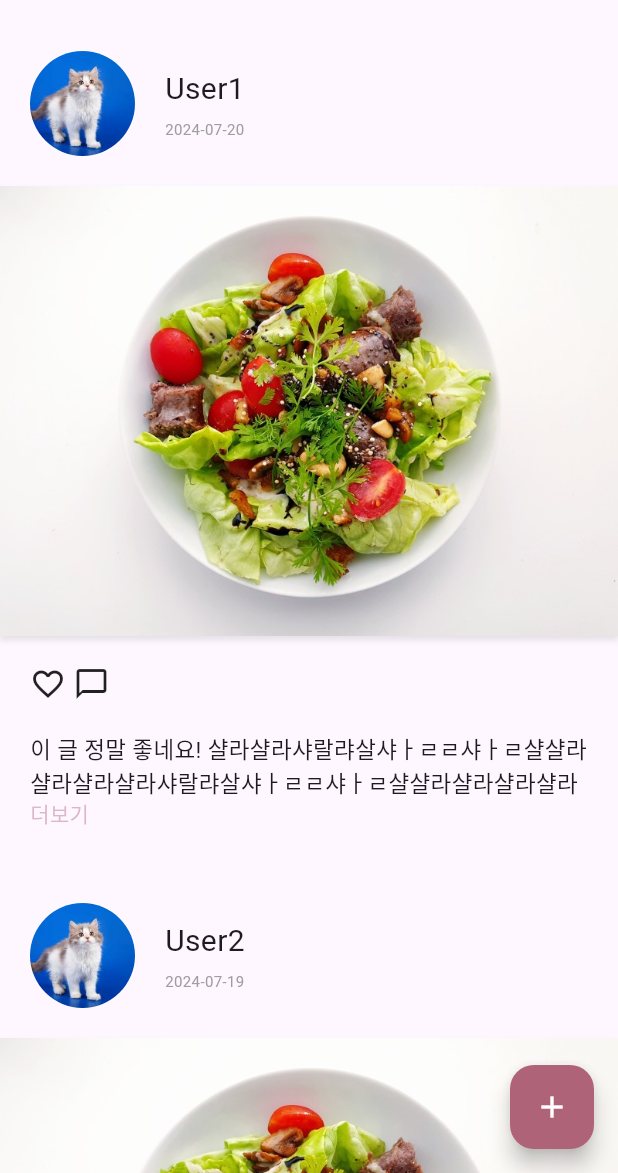
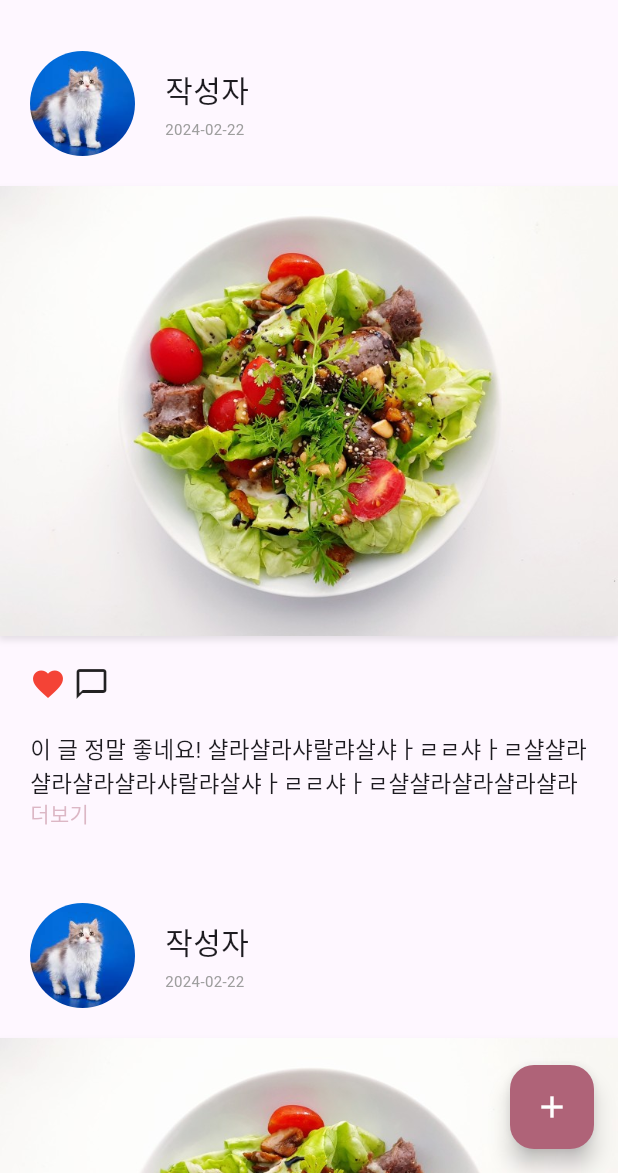
Before and after one commit to TUK-summer-session/Dasamo, a Flutter app: the CommunityPage screen opened by its route, on a phone screen of 412 x 824 dp, the part 63-1236 px from its top. Run offline on Flutter 3.47's test engine with Material 3 defaults, Android fonts, the phone set to English and light mode, and no system bars; our stand-ins replace dotted_border, flutter_svg, get, image_picker; Roboto replaces fonts that are missing (Nanum).

Commit message:
커뮤니티, 마이페이지 코드 정리, 수정

```diff
--- a/dasamo/lib/src/screens/community_page.dart
+++ b/dasamo/lib/src/screens/community_page.dart
@@ -1,4 +1,4 @@
-import 'package:dasamo/src/controllers/comments_contoller.dart';
+import 'package:dasamo/src/controllers/comments_controller.dart';
 import 'package:dasamo/src/screens/alarm_page.dart';
 import 'package:dasamo/src/widgets/modal/comment_modal.dart';
 import 'package:flutter/material.dart';
@@ -81,7 +81,7 @@
                               decoration: BoxDecoration(
                                 shape: BoxShape.circle,
                                 image: DecorationImage(
-                                  image: AssetImage(comment['profileImage']),
+                                  image: AssetImage(comment['profileImageUrl']),
                                   fit: BoxFit.cover,
                                 ),
                               ),
@@ -92,14 +92,14 @@
                                 crossAxisAlignment: CrossAxisAlignment.start,
                                 children: [
                                   Text(
-                                    comment['author'],
+                                    comment['name'],
                                     style: TextStyle(
                                       fontSize: 20,
                                     ),
                                   ),
                                   SizedBox(height: 5),
                                   Text(
-                                    comment['date'],
+                                    comment['createdAt'],
                                     style: TextStyle(
                                       fontSize: 10,
                                       color: Colors.grey,
@@ -120,7 +120,7 @@
                     width: double.infinity,
                     decoration: BoxDecoration(
                       image: DecorationImage(
-                        image: AssetImage(comment['image']),
+                        image: AssetImage(comment['imageUrl']),
                         fit: BoxFit.cover,
                       ),
                       boxShadow: [
@@ -154,7 +154,7 @@
                                 });
                                 print('heart 아이콘을 탭했습니다.');
                               },
-                              child: _favoriteTapped
+                              child: comment['isLiked']
                                   ? Icon(
                                       Icons.favorite,
                                       color: Colors.red,
@@ -205,7 +205,7 @@
                       crossAxisAlignment: CrossAxisAlignment.start,
                       children: [
                         ExpandText(
-                          text: comment['text'],
+                          text: comment['detail'],
                           style: TextStyle(
                             fontSize: 15,
                           ),
--- a/dasamo/lib/src/shared/community_data.dart
+++ b/dasamo/lib/src/shared/community_data.dart
@@ -2,26 +2,40 @@
 
 List<Map<String, dynamic>> communityData = [
   {
-    'profileImage': 'assets/images/profile.jpg',
-    'author': 'User1',
-    'date': '2024-07-20',
-    'image': 'assets/images/salad.jpg',
-    'text':
-        '이 글 정말 좋네요! 샬라샬라샤랄랴살샤ㅏㄹㄹ샤ㅏㄹ샬샬라샬라샬라샬라샤랄랴살샤ㅏㄹㄹ샤ㅏㄹ샬샬라샬라샬라샬라샤랄랴살샤ㅏㄹㄹ샤ㅏㄹ샬샬라샬라! 샬라샬라샤랄랴살샤ㅏㄹㄹ샤ㅏㄹ샬샬라샬라! 샬라샬라샤랄랴살샤ㅏㄹㄹ샤ㅏㄹ샬샬라샬라! 샬라샬라샤랄랴살샤ㅏㄹㄹ샤ㅏㄹ샬샬라샬라샬라샬라샤랄랴살샤ㅏㄹㄹ샤ㅏㄹ샬샬라샬라',
+    "memberId": 34234,
+    "name": "작성자",
+    "profileImageUrl": "assets/images/profile.jpg",
+    "communityId": 1234,
+    "imageUrl": "assets/images/salad.jpg",
+    "detail":
+        "이 글 정말 좋네요! 샬라샬라샤랄랴살샤ㅏㄹㄹ샤ㅏㄹ샬샬라샬라샬라샬라샤랄랴살샤ㅏㄹㄹ샤ㅏㄹ샬샬라샬라샬라샬라샤랄랴살샤ㅏㄹㄹ샤ㅏㄹ샬샬라샬라! 샬라샬라샤랄랴살샤ㅏㄹㄹ샤ㅏㄹ샬샬라샬라! 샬라샬라샤랄랴살샤ㅏㄹㄹ샤ㅏㄹ샬샬라샬라! 샬라샬라샤랄랴살샤ㅏㄹㄹ샤ㅏㄹ샬샬라샬라샬라샬라샤랄랴살샤ㅏㄹㄹ샤ㅏㄹ샬샬라샬라",
+    "isLiked": true,
+    "createdAt": "2024-02-22",
+    "modifiedAt": "2024-02-22"
   },
   {
-    'profileImage': 'assets/images/profile.jpg',
-    'author': 'User2',
-    'date': '2024-07-19',
-    'image': 'assets/images/salad.jpg',
-    'text': '감사합니다! 샬라샬라샤랄랴살샤ㅏㄹㄹ샤ㅏㄹ샬샬라샬라...',
+    "memberId": 34234,
+    "name": "작성자",
+    "profileImageUrl": "assets/images/profile.jpg",
+    "communityId": 1234,
+    "imageUrl": "assets/images/salad.jpg",
+    "detail":
+        "이 글 정말 좋네요! 샬라샬라샤랄랴살샤ㅏㄹㄹ샤ㅏㄹ샬샬라샬라샬라샬라샤랄랴살샤ㅏㄹㄹ샤ㅏㄹ샬샬라샬라샬라샬라샤랄랴살샤ㅏㄹㄹ샤ㅏㄹ샬샬라샬라! 샬라샬라샤랄랴살샤ㅏㄹㄹ샤ㅏㄹ샬샬라샬라! 샬라샬라샤랄랴살샤ㅏㄹㄹ샤ㅏㄹ샬샬라샬라! 샬라샬라샤랄랴살샤ㅏㄹㄹ샤ㅏㄹ샬샬라샬라샬라샬라샤랄랴살샤ㅏㄹㄹ샤ㅏㄹ샬샬라샬라",
+    "isLiked": false,
+    "createdAt": "2024-02-22",
+    "modifiedAt": "2024-02-22"
   },
   {
-    'profileImage': 'assets/images/profile.jpg',
-    'author': 'User3',
-    'date': '2024-07-18',
-    'image': 'assets/images/salad.jpg',
-    'text': '멋진 글이에요! 샬라샬라샤랄랴살샤ㅏㄹㄹ샤ㅏㄹ샬샬라샬라...',
+    "memberId": 34234,
+    "name": "작성자",
+    "profileImageUrl": "assets/images/profile.jpg",
+    "communityId": 1234,
+    "imageUrl": "assets/images/salad.jpg",
+    "detail":
+        "이 글 정말 좋네요! 샬라샬라샤랄랴살샤ㅏㄹㄹ샤ㅏㄹ샬샬라샬라샬라샬라샤랄랴살샤ㅏㄹㄹ샤ㅏㄹ샬샬라샬라샬라샬라샤랄랴살샤ㅏㄹㄹ샤ㅏㄹ샬샬라샬라! 샬라샬라샤랄랴살샤ㅏㄹㄹ샤ㅏㄹ샬샬라샬라! 샬라샬라샤랄랴살샤ㅏㄹㄹ샤ㅏㄹ샬샬라샬라! 샬라샬라샤랄랴살샤ㅏㄹㄹ샤ㅏㄹ샬샬라샬라샬라샬라샤랄랴살샤ㅏㄹㄹ샤ㅏㄹ샬샬라샬라",
+    "isLiked": false,
+    "createdAt": "2024-02-22",
+    "modifiedAt": "2024-02-22"
   },
   // 추가 데이터
 ];
--- a/dasamo/lib/src/widgets/comment/comments.dart
+++ b/dasamo/lib/src/widgets/comment/comments.dart
@@ -1,4 +1,4 @@
-import 'package:dasamo/src/controllers/comments_contoller.dart';
+import 'package:dasamo/src/controllers/comments_controller.dart';
 import 'package:flutter/material.dart';
 import 'package:get/get.dart';
 
--- a/dasamo/lib/src/widgets/modal/comment_modal.dart
+++ b/dasamo/lib/src/widgets/modal/comment_modal.dart
@@ -1,4 +1,4 @@
-import 'package:dasamo/src/controllers/comments_contoller.dart';
+import 'package:dasamo/src/controllers/comments_controller.dart';
 import 'package:flutter/material.dart';
 import 'package:get/get.dart';
 import 'package:dasamo/src/widgets/comment/comment_input.dart';
```
Also changed, not shown: dasamo/lib/src/screens/my_page.dart (+43 -21 lines), dasamo/lib/src/shared/my_page_data.dart (added, +20 -0 lines), dasamo/lib/src/shared/tab_data.dart (deleted, +0 -40 lines), dasamo/lib/src/controllers/comments_controller.dart (renamed from dasamo/lib/src/controllers/comments_contoller.dart).
